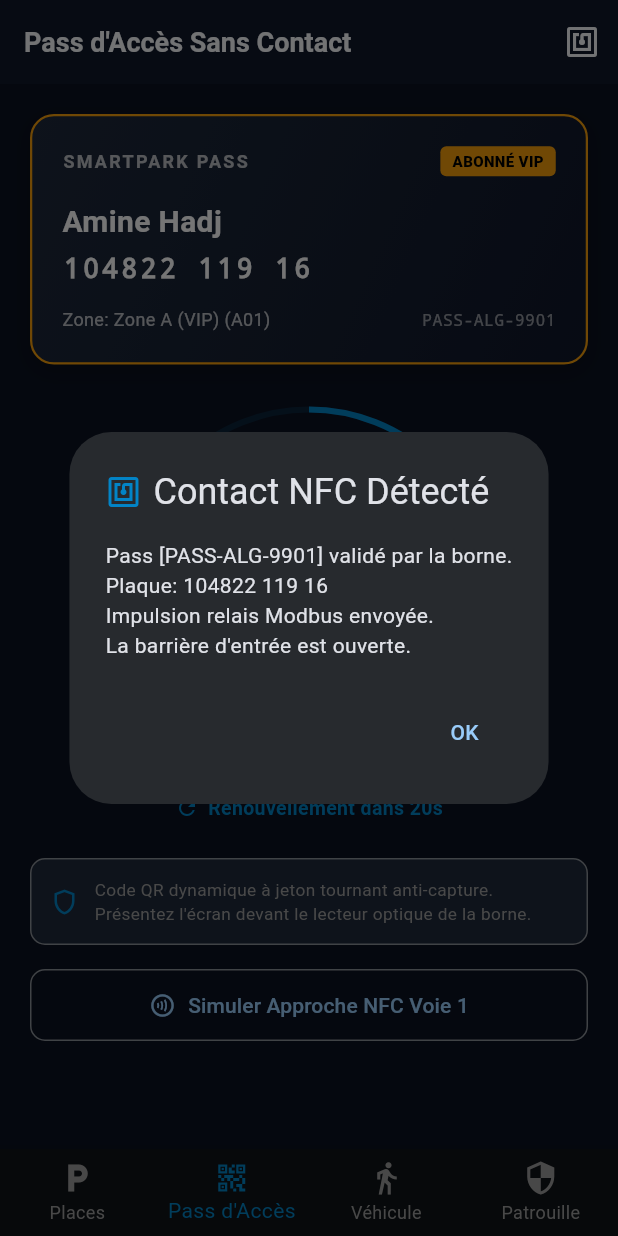
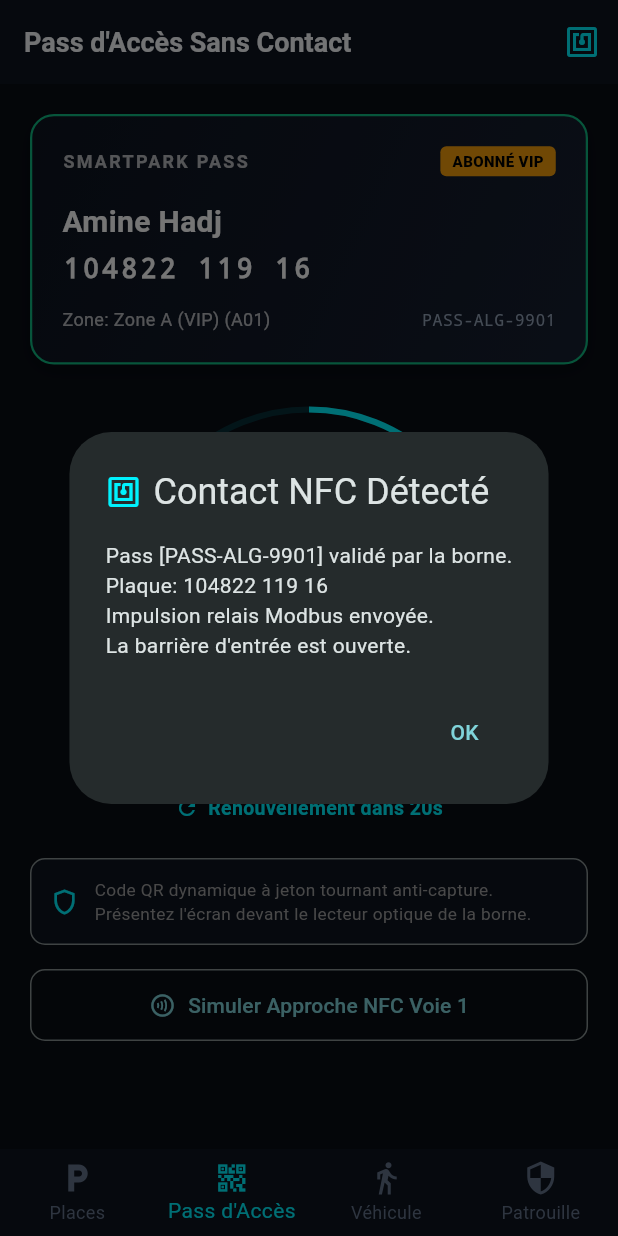
Before and after one commit to JARMID/smartpark-vision-ai, a Flutter app: the screen it shows after launch, item 2 of the bottom bar chosen, after a tap on "Simuler Approche NFC Voie 1", on a phone screen of 412 x 824 dp. Run offline on Flutter 3.47's test engine with Material 3 defaults, Android fonts, the phone set to English and light mode, and no system bars; network calls fail.

Commit message:
feat(ecosystem): complete tri-surface polish, Cyber Obsidian & Mint branding, and turnkey launchers

```diff
--- a/mobile/lib/main.dart
+++ b/mobile/lib/main.dart
@@ -19,42 +19,21 @@ class SmartParkMobileApp extends StatelessWidget {
       animation: controller,
       builder: (context, _) {
         return MaterialApp(
-          title: 'Smart Park Mobile',
+          title: 'Smart Park',
           debugShowCheckedModeBanner: false,
           themeMode: controller.themeMode,
           locale: controller.locale,
           theme: ThemeData(
             useMaterial3: true,
-            brightness: Brightness.light,
-            colorScheme: ColorScheme.fromSeed(
-              seedColor: const Color(0xFF0284C7),
-              brightness: Brightness.light,
-            ),
-            scaffoldBackgroundColor: const Color(0xFFF8FAFC),
-            cardColor: Colors.white,
-            appBarTheme: const AppBarTheme(
-              backgroundColor: Colors.white,
-              elevation: 0,
-              centerTitle: false,
-              titleTextStyle: TextStyle(
-                color: Color(0xFF0F172A),
-                fontSize: 18,
-                fontWeight: FontWeight.bold,
-              ),
-              iconTheme: IconThemeData(color: Color(0xFF0F172A)),
-            ),
-          ),
-          darkTheme: ThemeData(
-            useMaterial3: true,
             brightness: Brightness.dark,
             colorScheme: ColorScheme.fromSeed(
-              seedColor: const Color(0xFF0284C7),
+              seedColor: const Color(0xFF00F2FE),
               brightness: Brightness.dark,
             ),
-            scaffoldBackgroundColor: const Color(0xFF0B1120),
-            cardColor: const Color(0xFF1E293B),
+            scaffoldBackgroundColor: const Color(0xFF080C14),
+            cardColor: const Color(0xFF0D131F),
             appBarTheme: const AppBarTheme(
-              backgroundColor: Color(0xFF0F172A),
+              backgroundColor: Color(0xFF0D131F),
               elevation: 0,
               centerTitle: false,
               titleTextStyle: TextStyle(
@@ -62,7 +41,28 @@ class SmartParkMobileApp extends StatelessWidget {
                 fontSize: 18,
                 fontWeight: FontWeight.bold,
               ),
-              iconTheme: IconThemeData(color: Color(0xFFF8FAFC)),
+              iconTheme: IconThemeData(color: Color(0xFF00F2FE)),
+            ),
+          ),
+          darkTheme: ThemeData(
+            useMaterial3: true,
+            brightness: Brightness.dark,
+            colorScheme: ColorScheme.fromSeed(
+              seedColor: const Color(0xFF00F2FE),
+              brightness: Brightness.dark,
+            ),
+            scaffoldBackgroundColor: const Color(0xFF080C14),
+            cardColor: const Color(0xFF0D131F),
+            appBarTheme: const AppBarTheme(
+              backgroundColor: Color(0xFF0D131F),
+              elevation: 0,
+              centerTitle: false,
+              titleTextStyle: TextStyle(
+                color: Color(0xFFF8FAFC),
+                fontSize: 18,
+                fontWeight: FontWeight.bold,
+              ),
+              iconTheme: IconThemeData(color: Color(0xFF00F2FE)),
             ),
           ),
           home: HomeShell(controller: controller),
--- a/mobile/lib/screens/access_pass_screen.dart
+++ b/mobile/lib/screens/access_pass_screen.dart
@@ -35,16 +35,18 @@ class AccessPassScreen extends StatelessWidget {
                     decoration: BoxDecoration(
                       gradient: pass.isVip
                           ? const LinearGradient(
-                              colors: [Color(0xFF1E293B), Color(0xFF0F172A)],
+                              colors: [Color(0xFF0D131F), Color(0xFF161F30)],
                               begin: Alignment.topLeft,
                               end: Alignment.bottomRight,
                             )
                           : const LinearGradient(
-                              colors: [Color(0xFF0284C7), Color(0xFF0369A1)],
+                              colors: [Color(0xFF080C14), Color(0xFF0D131F)],
+                              begin: Alignment.topLeft,
+                              end: Alignment.bottomRight,
                             ),
                       borderRadius: BorderRadius.circular(16),
                       border: Border.all(
-                        color: pass.isVip ? const Color(0xFFF59E0B) : Colors.transparent,
+                        color: pass.isVip ? const Color(0xFF10B981) : const Color(0xFF00F2FE).withValues(alpha: 0.5),
                         width: 1.5,
                       ),
                       boxShadow: [
@@ -122,7 +124,7 @@ class AccessPassScreen extends StatelessWidget {
                             const SizedBox(width: 8),
                             Text(
                               pass.passId,
-                              style: const TextStyle(color: Colors.white54, fontSize: 11, fontFamily: 'monospace'),
+                              style: const TextStyle(color: Color(0xFF94A3B8), fontSize: 11, fontFamily: 'monospace'),
                             ),
                           ],
                         ),
@@ -151,7 +153,7 @@ class AccessPassScreen extends StatelessWidget {
                     ),
                     child: const Row(
                       children: [
-                        Icon(Icons.shield_outlined, color: Color(0xFF0284C7), size: 20),
+                        Icon(Icons.shield_outlined, color: Color(0xFF00F2FE), size: 20),
                         SizedBox(width: 10),
                         Expanded(
                           child: Text(
@@ -190,7 +192,7 @@ class AccessPassScreen extends StatelessWidget {
       builder: (ctx) => AlertDialog(
         title: const Row(
           children: [
-            Icon(Icons.nfc, color: Color(0xFF0284C7)),
+            Icon(Icons.nfc, color: Color(0xFF00F2FE)),
             SizedBox(width: 8),
             Text('Contact NFC Détecté'),
           ],
--- a/mobile/lib/screens/deck_map_screen.dart
+++ b/mobile/lib/screens/deck_map_screen.dart
@@ -97,11 +97,11 @@ class _DeckMapScreenState extends State<DeckMapScreen> {
           });
         }
       },
-      selectedColor: const Color(0xFF0284C7).withValues(alpha: 0.2),
+      selectedColor: const Color(0xFF00F2FE).withValues(alpha: 0.2),
       labelStyle: TextStyle(
         fontSize: 12,
         fontWeight: isSelected ? FontWeight.bold : FontWeight.normal,
-        color: isSelected ? const Color(0xFF0284C7) : null,
+        color: isSelected ? const Color(0xFF00F2FE) : null,
       ),
     );
   }
--- a/mobile/lib/screens/home_shell.dart
+++ b/mobile/lib/screens/home_shell.dart
@@ -37,8 +37,9 @@ class _HomeShellState extends State<HomeShell> {
         currentIndex: _currentIndex,
         onTap: (index) => setState(() => _currentIndex = index),
         type: BottomNavigationBarType.fixed,
-        selectedItemColor: const Color(0xFF0284C7),
-        unselectedItemColor: Colors.grey,
+        backgroundColor: const Color(0xFF0D131F),
+        selectedItemColor: const Color(0xFF00F2FE),
+        unselectedItemColor: const Color(0xFF64748B),
         items: const [
           BottomNavigationBarItem(
             icon: Icon(Icons.local_parking),
--- a/mobile/lib/screens/payment_screen.dart
+++ b/mobile/lib/screens/payment_screen.dart
@@ -159,7 +159,7 @@ class _PaymentScreenState extends State<PaymentScreen> {
               width: double.infinity,
               child: ElevatedButton(
                 style: ElevatedButton.styleFrom(
-                  backgroundColor: const Color(0xFF0284C7),
+                  backgroundColor: const Color(0xFF10B981),
                   foregroundColor: Colors.white,
                   padding: const EdgeInsets.symmetric(vertical: 16),
                   shape: RoundedRectangleBorder(borderRadius: BorderRadius.circular(10)),
--- a/mobile/lib/widgets/dynamic_qr_widget.dart
+++ b/mobile/lib/widgets/dynamic_qr_widget.dart
@@ -12,7 +12,7 @@ class DynamicQrWidget extends StatelessWidget {
     required this.payload,
     required this.secondsRemaining,
     this.size = 220,
-    this.primaryColor = const Color(0xFF0284C7),
+    this.primaryColor = const Color(0xFF00F2FE),
   });
 
   @override
--- a/mobile/lib/widgets/stall_grid_widget.dart
+++ b/mobile/lib/widgets/stall_grid_widget.dart
@@ -105,14 +105,14 @@ class StallGridWidget extends StatelessWidget {
           borderRadius: BorderRadius.circular(12),
           border: Border.all(
             color: isSelected
-                ? const Color(0xFF0284C7)
+                ? const Color(0xFF00F2FE)
                 : (isVip ? const Color(0xFF8B5CF6) : Theme.of(context).dividerColor),
             width: isSelected ? 2.5 : 1.2,
           ),
           boxShadow: isSelected
               ? [
                   BoxShadow(
-                    color: const Color(0xFF0284C7).withValues(alpha: 0.25),
+                    color: const Color(0xFF00F2FE).withValues(alpha: 0.25),
                     blurRadius: 8,
                     offset: const Offset(0, 2),
                   ),
```
Also changed, not shown: mobile/lib/screens/car_finder_screen.dart (+4 -4 lines), mobile/lib/services/api_service.dart (+24 -0 lines), 10 other files.
